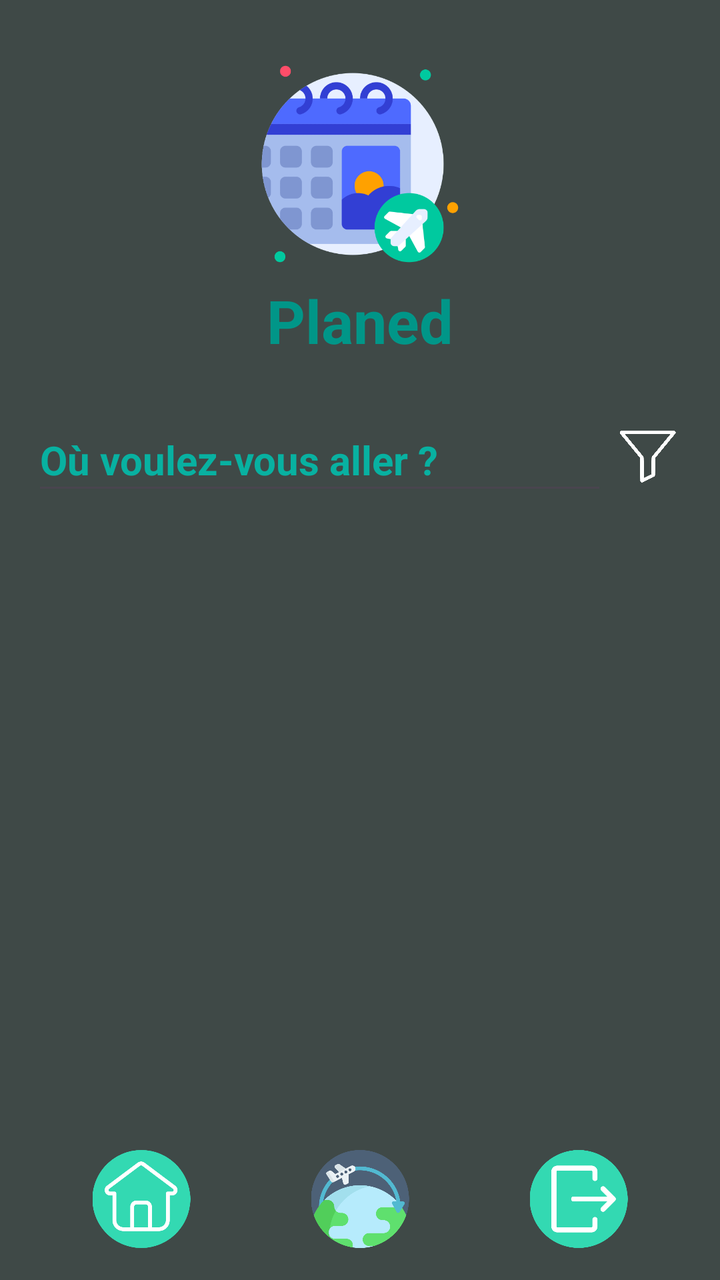
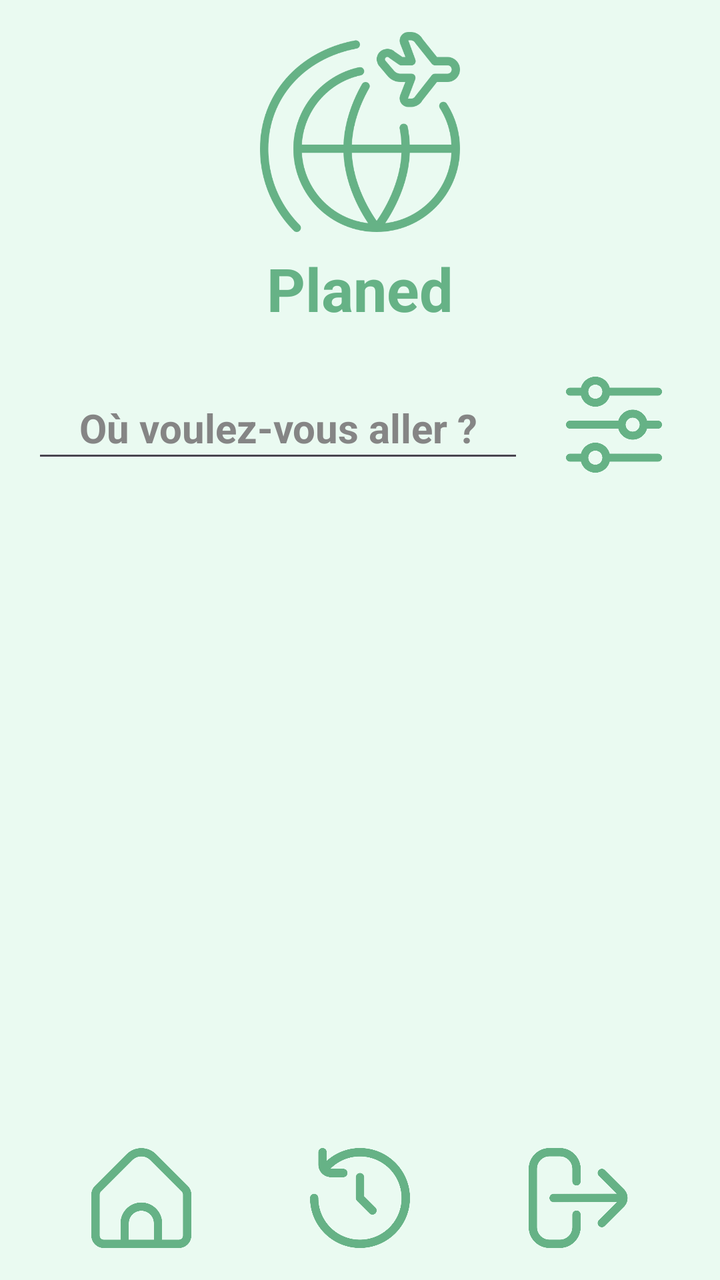

The first picture is an Android layout as it rendered before a commit; the second is the same layout after the commit. The layout source and the unified diff follow.
<!-- AndroidManifest.xml: application theme Theme.AgenceTouristique7 -->
<!-- res/layout/activity_accueil.xml -->
<?xml version="1.0" encoding="utf-8"?>
<LinearLayout xmlns:android="http://schemas.android.com/apk/res/android"
    xmlns:tools="http://schemas.android.com/tools"
    android:layout_width="match_parent"
    android:layout_height="match_parent"
    android:background="#E72C3834"
    android:orientation="vertical"
    android:padding="16dp"
    tools:context="vue.activites.AccueilActivity">

    <ImageView
        android:id="@+id/logoImageView"
        android:layout_width="wrap_content"
        android:layout_height="100dp"
        android:layout_gravity="center_horizontal"
        android:layout_marginTop="16dp"
        android:layout_marginBottom="8dp"
        android:contentDescription="@string/logotravel"
        android:src="@drawable/logo" />

    <TextView
        android:id="@+id/companyNameTextView"
        android:layout_width="wrap_content"
        android:layout_height="wrap_content"
        android:layout_gravity="center_horizontal"
        android:layout_marginBottom="24dp"
        android:text="@string/planed"
        android:textColor="@color/colorPrimary"
        android:textSize="30sp"
        android:textStyle="bold" />

    <LinearLayout
        android:layout_width="match_parent"
        android:layout_height="wrap_content"
        android:layout_marginBottom="5dp"
        android:gravity="center_vertical"
        android:orientation="horizontal">

        <EditText
            android:id="@+id/searchEditText"
            android:layout_width="wrap_content"
            android:layout_height="wrap_content"
            android:hint="@string/ou_voulez_vous_aller"
            android:layout_weight="2"
            android:imeOptions="actionSearch"
            android:inputType="text"
            android:minHeight="48dp"
            android:singleLine="true"
            android:textColor="@color/white"
            android:textSize="20sp"
            android:textColorHint="@color/colorSecondaire"
            android:textColorLink="@color/colorPrimary"
            android:textStyle="bold" />

        <ImageButton
            android:id="@+id/buttonFiltre"
            android:layout_width="0dp"
            android:layout_height="match_parent"
            android:paddingVertical="10dp"
            android:contentDescription="@string/filtre"
            android:src="@drawable/filter"
            android:scaleType="fitCenter"
            android:layout_weight="1"
            android:background="?android:attr/selectableItemBackground"
            android:gravity="center"/>


    </LinearLayout>

    <ListView
        android:id="@+id/voyagesListView"
        android:layout_width="match_parent"
        android:layout_height="0dp"
        android:layout_weight="1"
        android:divider="@android:color/transparent"
        android:dividerHeight="8dp"/>

    <LinearLayout
        android:layout_width="match_parent"
        android:layout_height="65dp"
        android:gravity="center"
        android:orientation="horizontal"
        android:paddingTop="16dp">

        <ImageButton
            android:id="@+id/buttonHome"
            android:layout_width="wrap_content"
            android:layout_height="wrap_content"
            android:contentDescription="@string/accueil"
            android:src="@drawable/home"
            android:scaleType="fitCenter"
            android:layout_weight="1"
            android:background="?android:attr/selectableItemBackground"
            android:gravity="center"/>

        <ImageButton
            android:id="@+id/buttonHistorique"
            android:layout_width="wrap_content"
            android:layout_height="wrap_content"
            android:contentDescription="@string/historique"
            android:src="@drawable/reservation"
            android:scaleType="fitCenter"
            android:layout_weight="1"
            android:background="?android:attr/selectableItemBackground"
            android:gravity="center"/>

        <ImageButton
            android:id="@+id/buttonLogout"
            android:layout_width="wrap_content"
            android:layout_height="wrap_content"
            android:contentDescription="@string/log_out"
            android:src="@drawable/quit"
            android:scaleType="fitCenter"
            android:layout_weight="1"
            android:background="?android:attr/selectableItemBackground"
            android:gravity="center"/>

    </LinearLayout>
</LinearLayout>
<!-- resources referenced by this layout -->
<resources>
  <color name="colorPrimary">#009688</color>
  <color name="colorSecondaire">#08B1A1</color>
  <color name="white">#FFFFFFFF</color>
  <!-- drawable filter: png bitmap (drawable, 5762 bytes) -->
  <!-- drawable home: png bitmap (drawable, 19974 bytes) -->
  <!-- drawable logo: png bitmap (drawable, 33240 bytes) -->
  <!-- drawable quit: png bitmap (drawable, 20227 bytes) -->
  <!-- drawable reservation: png bitmap (drawable, 37465 bytes) -->
  <string name="accueil">Accueil</string>
  <string name="filtre">Filtre</string>
  <string name="historique">Historique</string>
  <string name="log_out">Déconnexion</string>
  <string name="logotravel">Logo de Traver</string>
  <string name="ou_voulez_vous_aller">Où voulez-vous aller ?</string>
  <string name="planed">Planed</string>
  <style name="Theme.AgenceTouristique7" parent="Base.Theme.AgenceTouristique7" />
  <style name="Base.Theme.AgenceTouristique7" parent="Theme.Material3.DayNight.NoActionBar">
          
          
      </style>
</resources>

<!-- the commit's change to res/layout/activity_accueil.xml (unified diff, before → after) -->
@@ -1,119 +1,165 @@
 <?xml version="1.0" encoding="utf-8"?>
-<LinearLayout xmlns:android="http://schemas.android.com/apk/res/android"
+<androidx.constraintlayout.widget.ConstraintLayout xmlns:android="http://schemas.android.com/apk/res/android"
+    xmlns:app="http://schemas.android.com/apk/res-auto"
     xmlns:tools="http://schemas.android.com/tools"
     android:layout_width="match_parent"
     android:layout_height="match_parent"
-    android:background="#E72C3834"
+    android:background="#EAFAF1"
     android:orientation="vertical"
-    android:padding="16dp"
-    tools:context="vue.activites.AccueilActivity">
-
-    <ImageView
-        android:id="@+id/logoImageView"
-        android:layout_width="wrap_content"
-        android:layout_height="100dp"
-        android:layout_gravity="center_horizontal"
-        android:layout_marginTop="16dp"
-        android:layout_marginBottom="8dp"
-        android:contentDescription="@string/logotravel"
-        android:src="@drawable/logo" />
-
-    <TextView
-        android:id="@+id/companyNameTextView"
-        android:layout_width="wrap_content"
-        android:layout_height="wrap_content"
-        android:layout_gravity="center_horizontal"
-        android:layout_marginBottom="24dp"
-        android:text="@string/planed"
-        android:textColor="@color/colorPrimary"
-        android:textSize="30sp"
-        android:textStyle="bold" />
+    android:padding="16dp">
 
     <LinearLayout
+        android:id="@+id/linearLayout"
+        android:layout_width="match_parent"
+        android:layout_height="0dp"
+        android:orientation="vertical"
+        app:layout_constraintBottom_toTopOf="@+id/bottomNavigation"
+        app:layout_constraintEnd_toEndOf="parent"
+        app:layout_constraintStart_toStartOf="parent"
+        app:layout_constraintTop_toTopOf="parent">
+
+        <ImageView
+            android:id="@+id/logoImageView"
+            android:layout_width="wrap_content"
+            android:layout_height="100dp"
+            android:layout_gravity="center_horizontal"
+            android:layout_marginBottom="8dp"
+            android:contentDescription="@string/logotravel"
+            android:src="@drawable/logo" />
+
+        <TextView
+            android:id="@+id/companyNameTextView"
+            android:layout_width="wrap_content"
+            android:layout_height="wrap_content"
+            android:layout_gravity="center_horizontal"
+            android:layout_marginBottom="24dp"
+            android:text="@string/planed"
+            android:textColor="@color/colorPrimary"
+            android:textSize="30sp"
+            android:textStyle="bold" />
+
+        <LinearLayout
+            android:layout_width="match_parent"
+            android:layout_height="wrap_content"
+            android:layout_marginBottom="8dp"
+            android:gravity="center_vertical"
+            android:orientation="horizontal">
+
+            <EditText
+                android:id="@+id/searchEditText"
+                android:layout_width="0dp"
+                android:layout_height="wrap_content"
+                android:layout_marginEnd="8dp"
+                android:layout_weight="1"
+                android:hint="@string/ou_voulez_vous_aller"
+                android:imeOptions="actionSearch"
+                android:inputType="text"
+                android:minHeight="48dp"
+                android:singleLine="true"
+                android:textAlignment="center"
+                android:textColor="@color/black_text"
+                android:textColorHint="#858585"
+                android:textColorLink="@color/colorPrimary"
+                android:textSize="20sp"
+                android:textStyle="bold" />
+
+            <ImageButton
+                android:id="@+id/buttonFilter"
+                android:layout_width="74dp"
+                android:layout_height="match_parent"
+                android:background="?android:attr/selectableItemBackground"
+                android:contentDescription="@string/recherche"
+                android:gravity="center"
+                android:scaleType="centerInside"
+                android:src="@drawable/type" />
+
+        </LinearLayout>
+
+        <LinearLayout
+            android:layout_width="match_parent"
+            android:layout_height="wrap_content"
+            android:layout_marginBottom="5dp"
+            android:gravity="center_vertical"
+            android:orientation="horizontal"
+            android:visibility="gone">
+
+            <Spinner
+                android:id="@+id/budgetSpinner"
+                android:layout_width="0dp"
+                android:layout_height="wrap_content"
+                android:layout_weight="1"
+                android:entries="@array/budget_options"
+                android:minHeight="48dp"
+                android:prompt="@string/budget_filter"
+                android:spinnerMode="dropdown" />
+
+            <Spinner
+                android:id="@+id/typeSpinner"
+                android:layout_width="0dp"
+                android:layout_height="wrap_content"
+                android:layout_marginStart="8dp"
+                android:layout_weight="1"
+                android:entries="@array/type_options"
+                android:minHeight="48dp"
+                android:prompt="@string/type_filter"
+                android:spinnerMode="dialog" />
+
+        </LinearLayout>
+
+        <ListView
+            android:id="@+id/voyagesListView"
+            android:layout_width="match_parent"
+            android:layout_height="0dp"
+            android:layout_weight="1"
+            android:clipToPadding="false"
+            android:paddingTop="8dp"
+            android:paddingBottom="80dp" />
+    </LinearLayout>
+
+    <LinearLayout
+        android:id="@+id/bottomNavigation"
         android:layout_width="match_parent"
         android:layout_height="wrap_content"
-        android:layout_marginBottom="5dp"
-        android:gravity="center_vertical"
-        android:orientation="horizontal">
-
-        <EditText
-            android:id="@+id/searchEditText"
-            android:layout_width="wrap_content"
-            android:layout_height="wrap_content"
-            android:hint="@string/ou_voulez_vous_aller"
-            android:layout_weight="2"
-            android:imeOptions="actionSearch"
-            android:inputType="text"
-            android:minHeight="48dp"
-            android:singleLine="true"
-            android:textColor="@color/white"
-            android:textSize="20sp"
-            android:textColorHint="@color/colorSecondaire"
-            android:textColorLink="@color/colorPrimary"
-            android:textStyle="bold" />
+        android:orientation="horizontal"
+        android:weightSum="3"
+        android:background="@android:color/transparent"
+        app:layout_constraintBottom_toBottomOf="parent"
+        app:layout_constraintEnd_toEndOf="parent"
+        app:layout_constraintStart_toStartOf="parent">
 
         <ImageButton
-            android:id="@+id/buttonFiltre"
+            android:id="@+id/buttonHome"
             android:layout_width="0dp"
-            android:layout_height="match_parent"
-            android:paddingVertical="10dp"
-            android:contentDescription="@string/filtre"
-            android:src="@drawable/filter"
-            android:scaleType="fitCenter"
+            android:layout_height="50dp"
             android:layout_weight="1"
             android:background="?android:attr/selectableItemBackground"
-            android:gravity="center"/>
+            android:contentDescription="@string/accueil"
+            android:src="@drawable/home"
+            android:scaleType="centerInside"
+            tools:ignore="SpeakableTextPresentCheck" />
 
+        <ImageButton
+            android:id="@+id/buttonHistorique"
+            android:layout_width="0dp"
+            android:layout_height="50dp"
+            android:layout_weight="1"
+            android:background="?android:attr/selectableItemBackground"
+            android:contentDescription="@string/historique"
+            android:src="@drawable/reservation"
+            android:scaleType="centerInside"
+            tools:ignore="SpeakableTextPresentCheck" />
+
+        <ImageButton
+            android:id="@+id/buttonLogout"
+            android:layout_width="0dp"
+            android:layout_height="50dp"
+            android:layout_weight="1"
+            android:background="?android:attr/selectableItemBackground"
+            android:contentDescription="@string/log_out"
+            android:src="@drawable/logout"
+            android:scaleType="centerInside"
+            tools:ignore="SpeakableTextPresentCheck" />
 
     </LinearLayout>
 
-    <ListView
-        android:id="@+id/voyagesListView"
-        android:layout_width="match_parent"
-        android:layout_height="0dp"
-        android:layout_weight="1"
-        android:divider="@android:color/transparent"
-        android:dividerHeight="8dp"/>
-
-    <LinearLayout
-        android:layout_width="match_parent"
-        android:layout_height="65dp"
-        android:gravity="center"
-        android:orientation="horizontal"
-        android:paddingTop="16dp">
-
-        <ImageButton
-            android:id="@+id/buttonHome"
-            android:layout_width="wrap_content"
-            android:layout_height="wrap_content"
-            android:contentDescription="@string/accueil"
-            android:src="@drawable/home"
-            android:scaleType="fitCenter"
-            android:layout_weight="1"
-            android:background="?android:attr/selectableItemBackground"
-            android:gravity="center"/>
-
-        <ImageButton
-            android:id="@+id/buttonHistorique"
-            android:layout_width="wrap_content"
-            android:layout_height="wrap_content"
-            android:contentDescription="@string/historique"
-            android:src="@drawable/reservation"
-            android:scaleType="fitCenter"
-            android:layout_weight="1"
-            android:background="?android:attr/selectableItemBackground"
-            android:gravity="center"/>
-
-        <ImageButton
-            android:id="@+id/buttonLogout"
-            android:layout_width="wrap_content"
-            android:layout_height="wrap_content"
-            android:contentDescription="@string/log_out"
-            android:src="@drawable/quit"
-            android:scaleType="fitCenter"
-            android:layout_weight="1"
-            android:background="?android:attr/selectableItemBackground"
-            android:gravity="center"/>
-
-    </LinearLayout>
-</LinearLayout>
+</androidx.constraintlayout.widget.ConstraintLayout>
<!-- resource entries referenced after the edit -->
@@ -1,20 +1,34 @@
 <!-- resources referenced by this layout -->
 <resources>
-  <color name="colorPrimary">#009688</color>
-  <color name="colorSecondaire">#08B1A1</color>
-  <color name="white">#FFFFFFFF</color>
-  <!-- drawable filter: png bitmap (drawable, 5762 bytes) -->
-  <!-- drawable home: png bitmap (drawable, 19974 bytes) -->
-  <!-- drawable logo: png bitmap (drawable, 33240 bytes) -->
-  <!-- drawable quit: png bitmap (drawable, 20227 bytes) -->
-  <!-- drawable reservation: png bitmap (drawable, 37465 bytes) -->
+  <string-array name="budget_options">
+          <item>Tous les budgets</item>
+          <item>Moins de 300$</item>
+          <item>300$ - 600$</item>
+          <item>Plus de 600$</item>
+      </string-array>
+  <string-array name="type_options">
+          <item>Tous les types</item>
+          <item>Culturel</item>
+          <item>Aventure</item>
+          <item>Bien-être</item>
+          <item>Nature</item>
+      </string-array>
+  <color name="black_text">#333333</color>
+  <color name="colorPrimary">#66B286</color>
+  <!-- drawable home: png bitmap (drawable, 13181 bytes) -->
+  <!-- drawable logo: png bitmap (drawable, 40145 bytes) -->
+  <!-- drawable logout: png bitmap (drawable, 14957 bytes) -->
+  <!-- drawable reservation: png bitmap (drawable, 23334 bytes) -->
+  <!-- drawable type: png bitmap (drawable, 18892 bytes) -->
   <string name="accueil">Accueil</string>
-  <string name="filtre">Filtre</string>
+  <string name="budget_filter">Filtrer par budget…</string>
   <string name="historique">Historique</string>
   <string name="log_out">Déconnexion</string>
   <string name="logotravel">Logo de Traver</string>
   <string name="ou_voulez_vous_aller">Où voulez-vous aller ?</string>
   <string name="planed">Planed</string>
+  <string name="recherche">Recherche</string>
+  <string name="type_filter">Filtrer par type…</string>
   <style name="Theme.AgenceTouristique7" parent="Base.Theme.AgenceTouristique7" />
   <style name="Base.Theme.AgenceTouristique7" parent="Theme.Material3.DayNight.NoActionBar">
           
